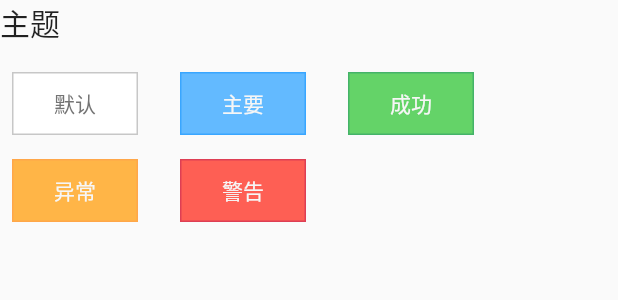
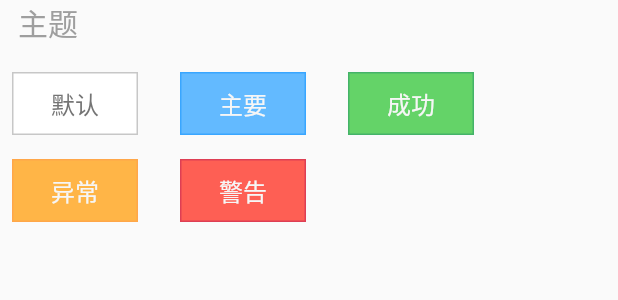
Before and after one commit to kilicmu/plume_ui, a Flutter app: the DemoSection widget shown alone on an empty page, opened directly, on a phone screen of 412 x 824 dp. Shown: the top 300 px of the screen. Run offline on Flutter 3.47's test engine with Material 2 defaults, Android fonts, the light colour scheme and no system bars; our stand-ins replace flutter_spinkit.

Commit message:
feat: demo布局调整

```diff
--- a/lib/layout/demo_section.dart
+++ b/lib/layout/demo_section.dart
@@ -1,5 +1,4 @@
 import 'package:flutter/material.dart';
-import 'package:plume_ui/config/default_font.dart';
 
 class DemoSection extends StatefulWidget {
   const DemoSection({Key? key, this.children = const [], this.title = ""})
@@ -15,9 +14,12 @@ class _DemoSectionState extends State<DemoSection> {
   @override
   Widget build(BuildContext context) {
     return Column(crossAxisAlignment: CrossAxisAlignment.start, children: [
-      Text(
-        widget.title,
-        style: const TextStyle(fontSize: 20),
+      Padding(
+        padding: const EdgeInsets.only(left: 12),
+        child: Text(
+          widget.title,
+          style: const TextStyle(fontSize: 20, color: Colors.grey),
+        ),
       ),
       Padding(
           padding: const EdgeInsets.only(top: 10.0),
--- /dev/null
+++ b/lib/routes/routes.dart
@@ -0,0 +1,8 @@
+import 'package:flutter/material.dart';
+import 'package:plume_ui/components/button/button_demo.dart';
+import 'package:plume_ui/routes/home.dart';
+
+final routes = {
+  "/": (BuildContext context) => const Home(),
+  "/button": (BuildContext context) => const PlButtonDemo(),
+};
--- a/pubspec.yaml
+++ b/pubspec.yaml
@@ -34,7 +34,7 @@ dependencies:
   # The following adds the Cupertino Icons font to your application.
   # Use with the CupertinoIcons class for iOS style icons.
   cupertino_icons: ^1.0.2
-  flutter_spinkit: "^4.1.2"
+  flutter_spinkit: "^4.0.0"
 
 dev_dependencies:
   flutter_test:
```
Also changed, not shown: lib/config/default_font.dart (+4 -4 lines), lib/layout/demo_layout.dart (+9 -3 lines), lib/main.dart (+5 -22 lines), lib/routes/components.dart (added, +12 -0 lines), lib/routes/home.dart (added, +29 -0 lines), pubspec.lock, 3 other files.
